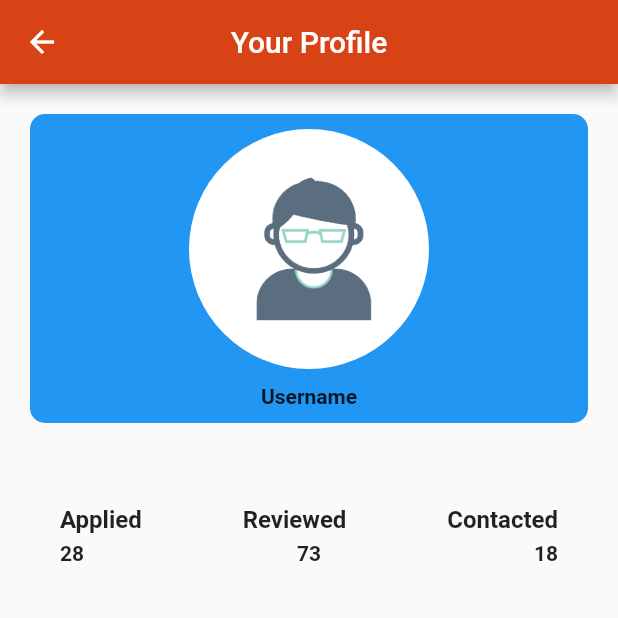
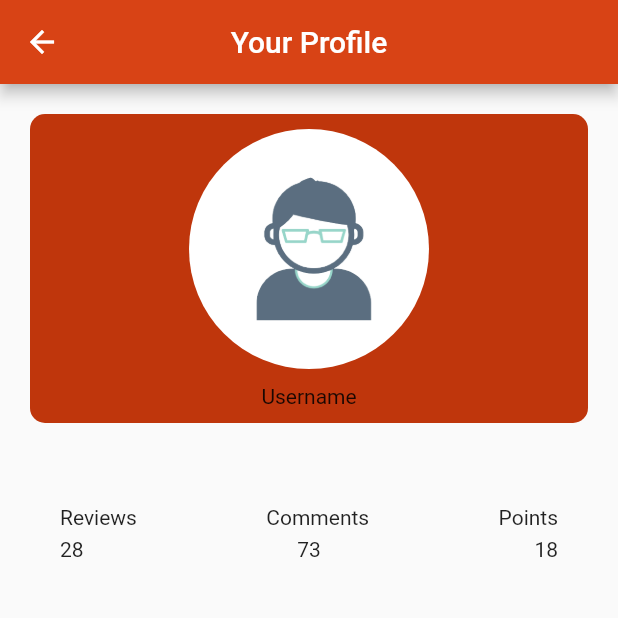
Before and after one commit to walidwalid23/FakeBusters, a Flutter app: the ProfileScreen screen opened by its route, on a phone screen of 412 x 824 dp, the top half of it. Run offline on Flutter 3.47's test engine with Material 2 defaults, Android fonts, the phone set to English and light mode, and no system bars; our stand-ins replace flutter_switch, fluttertoast, font_awesome_flutter, image_picker; missing offline and left inert: regexed_validator; statements that could not run were skipped.

Commit message:
Editing ProfileScreen

```diff
--- a/lib/views/Profile.dart
+++ b/lib/views/Profile.dart
@@ -22,7 +22,7 @@ class ProfileScreen extends StatelessWidget {
               children: [
                 Container(
                   decoration: BoxDecoration(
-                    color: Colors.blue,
+                    color: Colors.deepOrange[900],
                     borderRadius: BorderRadius.circular(10),
                   ),
                   child: Center(
@@ -45,7 +45,7 @@ class ProfileScreen extends StatelessWidget {
                         ),
                         Text(
                           "Username",
-                          style: StylesManager.textStyle1,
+                          style: StylesManager.textStyle2,
                         ),
                         SizedBox(
                           height: 10,
@@ -65,25 +65,16 @@ class ProfileScreen extends StatelessWidget {
                         mainAxisAlignment: MainAxisAlignment.spaceBetween,
                         children: [
                           Text(
-                              "Applied",
-                            style: TextStyle(
-                                fontWeight: FontWeight.bold,
-                              fontSize: 16,
-                            ),
+                              "Reviews",
+                            style: StylesManager.textStyle2
                           ),
                           Text(
-                              "Reviewed",
-                            style: TextStyle(
-                                fontWeight: FontWeight.bold,
-                              fontSize: 16,
-                            ),
+                              "Comments",
+                            style: StylesManager.textStyle2
                           ),
                           Text(
-                              "Contacted",
-                            style: TextStyle(
-                                fontWeight: FontWeight.bold,
-                              fontSize: 16,
-                            ),
+                              "Points",
+                            style: StylesManager.textStyle2
                           ),
                         ],
                       ),
@@ -95,21 +86,15 @@ class ProfileScreen extends StatelessWidget {
                         children: [
                           Text(
                               "28",
-                            style: TextStyle(
-                                fontWeight: FontWeight.bold
-                            ),
+                            style: StylesManager.textStyle2,
                           ),
                           Text(
                               "73",
-                              style: TextStyle(
-                                fontWeight: FontWeight.bold
-                              ),
+                              style: StylesManager.textStyle2,
                           ),
                           Text(
                               "18",
-                            style: TextStyle(
-                                fontWeight: FontWeight.bold
-                            ),
+                            style: StylesManager.textStyle2,
                           ),
                         ],
                       ),
```
